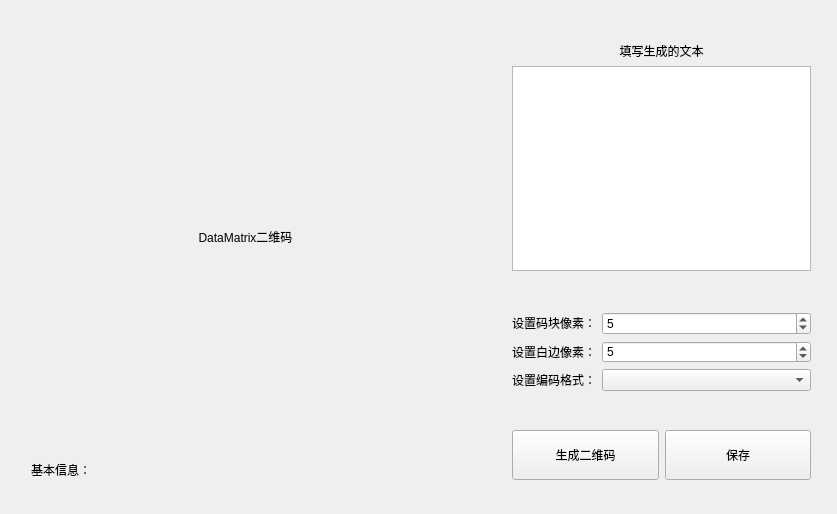
Before: the Qt Designer form widget.ui in abcvincent/dmtxMaker, drawn with Qt 5.
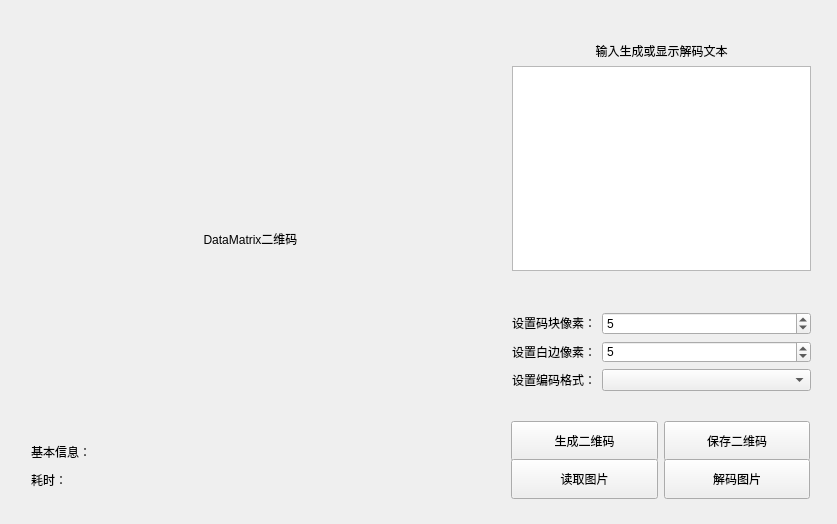
After: the same form once the commit is applied.

Commit message: 添加解码程序，及二维码定位

Diff of the .ui file:
```diff
--- a/widget.ui
+++ b/widget.ui
@@ -7,7 +7,7 @@
     <x>0</x>
     <y>0</y>
     <width>837</width>
-    <height>514</height>
+    <height>524</height>
    </rect>
   </property>
   <property name="windowTitle">
@@ -16,38 +16,6 @@
   <widget class="QWidget" name="layoutWidget">
    <property name="geometry">
     <rect>
-     <x>20</x>
-     <y>20</y>
-     <width>451</width>
-     <height>481</height>
-    </rect>
-   </property>
-   <layout class="QVBoxLayout" name="verticalLayout_3" stretch="10,1">
-    <item>
-     <widget class="QLabel" name="label">
-      <property name="styleSheet">
-       <string notr="true">font: 16pt &quot;黑体&quot;;</string>
-      </property>
-      <property name="text">
-       <string>DataMatrix二维码</string>
-      </property>
-      <property name="alignment">
-       <set>Qt::AlignCenter</set>
-      </property>
-     </widget>
-    </item>
-    <item>
-     <widget class="QLabel" name="label_base">
-      <property name="text">
-       <string>基本信息：</string>
-      </property>
-     </widget>
-    </item>
-   </layout>
-  </widget>
-  <widget class="QWidget" name="">
-   <property name="geometry">
-    <rect>
      <x>501</x>
      <y>31</y>
      <width>321</width>
@@ -61,7 +29,7 @@
        <string notr="true">font: 10pt &quot;黑体&quot;;</string>
       </property>
       <property name="text">
-       <string>填写生成的文本</string>
+       <string>输入生成或显示解码文本</string>
       </property>
       <property name="alignment">
        <set>Qt::AlignCenter</set>
@@ -77,7 +45,7 @@
     </item>
    </layout>
   </widget>
-  <widget class="QWidget" name="">
+  <widget class="QWidget" name="layoutWidget">
    <property name="geometry">
     <rect>
      <x>501</x>
@@ -169,39 +137,112 @@
     </item>
    </layout>
   </widget>
-  <widget class="QWidget" name="">
+  <widget class="QWidget" name="layoutWidget">
    <property name="geometry">
     <rect>
-     <x>501</x>
-     <y>415</y>
+     <x>500</x>
+     <y>410</y>
      <width>321</width>
-     <height>81</height>
+     <height>91</height>
     </rect>
    </property>
    <layout class="QHBoxLayout" name="horizontalLayout_2">
     <item>
-     <widget class="QPushButton" name="pushButton">
-      <property name="minimumSize">
-       <size>
-        <width>20</width>
-        <height>50</height>
-       </size>
+     <layout class="QVBoxLayout" name="verticalLayout_5">
+      <item>
+       <widget class="QPushButton" name="pushButton">
+        <property name="minimumSize">
+         <size>
+          <width>20</width>
+          <height>40</height>
+         </size>
+        </property>
+        <property name="text">
+         <string>生成二维码</string>
+        </property>
+       </widget>
+      </item>
+      <item>
+       <widget class="QPushButton" name="pushButton_3">
+        <property name="minimumSize">
+         <size>
+          <width>20</width>
+          <height>40</height>
+         </size>
+        </property>
+        <property name="text">
+         <string>读取图片</string>
+        </property>
+       </widget>
+      </item>
+     </layout>
+    </item>
+    <item>
+     <layout class="QVBoxLayout" name="verticalLayout_6">
+      <item>
+       <widget class="QPushButton" name="pushButton_2">
+        <property name="minimumSize">
+         <size>
+          <width>20</width>
+          <height>40</height>
+         </size>
+        </property>
+        <property name="text">
+         <string>保存二维码</string>
+        </property>
+       </widget>
+      </item>
+      <item>
+       <widget class="QPushButton" name="pushButton_4">
+        <property name="minimumSize">
+         <size>
+          <width>20</width>
+          <height>40</height>
+         </size>
+        </property>
+        <property name="text">
+         <string>解码图片</string>
+        </property>
+       </widget>
+      </item>
+     </layout>
+    </item>
+   </layout>
+  </widget>
+  <widget class="QWidget" name="">
+   <property name="geometry">
+    <rect>
+     <x>20</x>
+     <y>31</y>
+     <width>461</width>
+     <height>471</height>
+    </rect>
+   </property>
+   <layout class="QVBoxLayout" name="verticalLayout_3" stretch="18,1,1">
+    <item>
+     <widget class="QLabel" name="label">
+      <property name="styleSheet">
+       <string notr="true">font: 16pt &quot;黑体&quot;;</string>
       </property>
       <property name="text">
-       <string>生成二维码</string>
+       <string>DataMatrix二维码</string>
       </property>
+      <property name="alignment">
+       <set>Qt::AlignCenter</set>
+      </property>
      </widget>
     </item>
     <item>
-     <widget class="QPushButton" name="pushButton_2">
-      <property name="minimumSize">
-       <size>
-        <width>20</width>
-        <height>50</height>
-       </size>
+     <widget class="QLabel" name="label_base">
+      <property name="text">
+       <string>基本信息：</string>
       </property>
+     </widget>
+    </item>
+    <item>
+     <widget class="QLabel" name="label_time">
       <property name="text">
-       <string>保存</string>
+       <string>耗时：</string>
       </property>
      </widget>
     </item>
```
The commit also changes 3 other files.
